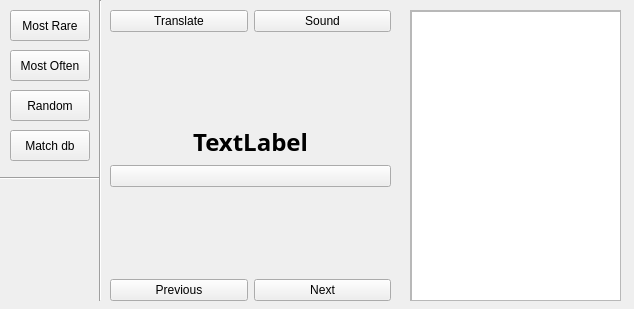
Above: src/ui/subtitlesview.ui from row248/learningFromSub before the change. Below: the same form after it.
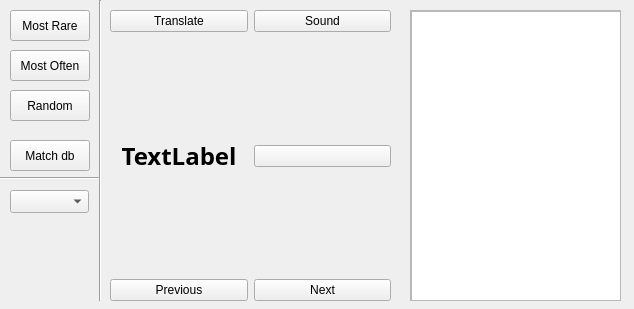
That is the form after the change.

Patch:
```diff
--- a/src/ui/subtitlesview.ui
+++ b/src/ui/subtitlesview.ui
@@ -56,7 +56,7 @@
       </item>
      </layout>
     </item>
-    <item row="5" column="0" colspan="2">
+    <item row="6" column="0" colspan="2">
      <layout class="QHBoxLayout" name="horizontalLayout">
       <item>
        <widget class="QPushButton" name="btnPrev">
@@ -80,7 +80,7 @@
       </item>
      </layout>
     </item>
-    <item row="4" column="0">
+    <item row="5" column="0">
      <spacer name="verticalSpacer">
       <property name="orientation">
        <enum>Qt::Vertical</enum>
@@ -106,7 +106,7 @@
       </property>
      </spacer>
     </item>
-    <item row="2" column="0" colspan="2">
+    <item row="2" column="0">
      <widget class="QLabel" name="word">
       <property name="font">
        <font>
@@ -124,7 +124,7 @@
       </property>
      </widget>
     </item>
-    <item row="3" column="0" colspan="2">
+    <item row="2" column="1">
      <widget class="QPushButton" name="icon">
       <property name="cursor">
        <cursorShape>ArrowCursor</cursorShape>
@@ -210,6 +210,9 @@
        <height>301</height>
       </rect>
      </property>
+     <property name="focusPolicy">
+      <enum>Qt::NoFocus</enum>
+     </property>
      <property name="textInteractionFlags">
       <set>Qt::TextSelectableByKeyboard|Qt::TextSelectableByMouse</set>
      </property>
@@ -278,7 +281,7 @@
    <property name="geometry">
     <rect>
      <x>10</x>
-     <y>130</y>
+     <y>140</y>
      <width>80</width>
      <height>31</height>
     </rect>
@@ -290,6 +293,16 @@
     <string>Match db</string>
    </property>
   </widget>
+  <widget class="QComboBox" name="comboBox">
+   <property name="geometry">
+    <rect>
+     <x>10</x>
+     <y>190</y>
+     <width>79</width>
+     <height>23</height>
+    </rect>
+   </property>
+  </widget>
  </widget>
  <resources/>
  <connections/>
```
